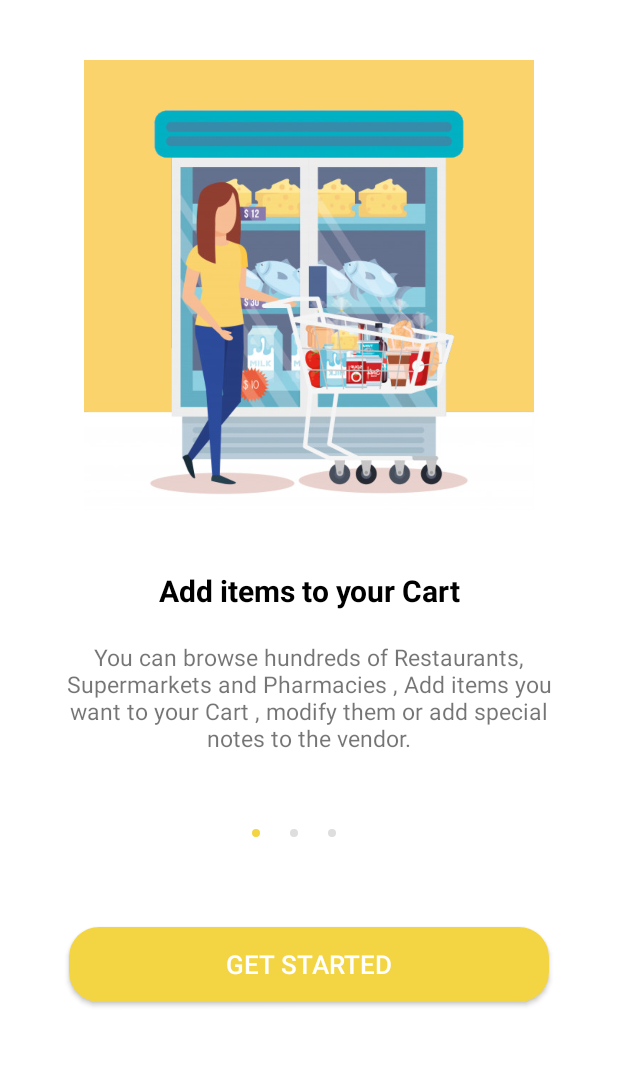
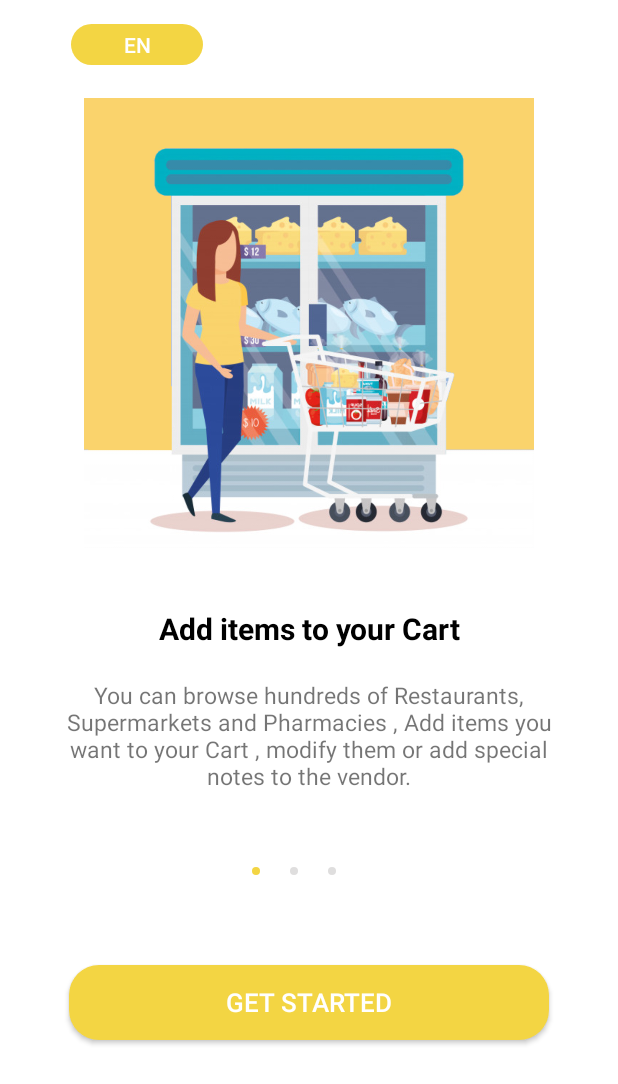
Before and after one commit to ahmed-alllam/Koshkie-Android-App, an Android app: the screen it shows after launch (TutorialActivity), on a phone screen of 412 x 824 dp. Shown: the top 1084 px of the screen. Run offline under Robolectric (Android 15) with nearby library versions, the phone set to English and light mode, and no system bars; Roboto replaces fonts that are not available here.

Commit message:
bug fixes

```diff
--- /dev/null
+++ b/app/src/main/java/com/koshkie/koshkieApp/PreferencesManager.java
@@ -0,0 +1,47 @@
+/*
+ * Copyright (c) 2019. Code Written and tested by Ahmed Emad.
+ */
+
+package com.koshkie.koshkieApp;
+
+import android.app.Activity;
+import android.content.Context;
+import android.content.SharedPreferences;
+import android.content.res.Configuration;
+import android.content.res.Resources;
+
+import java.util.Locale;
+
+public class PreferencesManager {
+
+    public static final String ARABIC_LANGUAGE = "ar";
+    public static final String ENGLISH_LANGUAGE = "en";
+    public static final String LANGUAGE_PREFERENCE = "Language";
+    public static final String FIRST_LAUNCH_PREFERENCE = "is first launch";
+
+
+    public static String getPreference(Context context, String preference, String default_value) {
+        SharedPreferences prefs = context.getSharedPreferences("CommonPrefs", Activity.MODE_PRIVATE);
+        return prefs.getString(preference, default_value);
+    }
+
+    public static void changeLocale(Activity context, String lang) {
+        Locale myLocale = new Locale(lang);
+        Locale.setDefault(myLocale);
+        Configuration config = new Configuration();
+        config.setLocale(myLocale);
+        context.getBaseContext().getResources().updateConfiguration(config, context.getBaseContext().getResources().getDisplayMetrics());
+        setPreference(context, LANGUAGE_PREFERENCE, lang);
+    }
+
+    public static void setPreference(Context context, String preference, String value) {
+        SharedPreferences prefs = context.getSharedPreferences("CommonPrefs", Activity.MODE_PRIVATE);
+        SharedPreferences.Editor editor = prefs.edit();
+        editor.putString(preference, value);
+        editor.apply();
+    }
+
+    public static String getDefaultLocale() {
+        return Resources.getSystem().getConfiguration().locale.getLanguage();
+    }
+}
--- a/app/src/main/java/com/koshkie/koshkieApp/ui/Activities/BaseActivity.java
+++ b/app/src/main/java/com/koshkie/koshkieApp/ui/Activities/BaseActivity.java
@@ -4,28 +4,19 @@
 
 package com.koshkie.koshkieApp.ui.Activities;
 
-
-import android.app.Activity;
-import android.content.SharedPreferences;
 import android.os.Bundle;
 
 import androidx.appcompat.app.AppCompatActivity;
 
-import java.util.Locale;
+import com.koshkie.koshkieApp.PreferencesManager;
 
 abstract class BaseActivity extends AppCompatActivity {
     @Override
     protected void onCreate(Bundle savedInstanceState) {
         super.onCreate(savedInstanceState);
-        String langPref = "Language";
-        SharedPreferences prefs = getSharedPreferences("CommonPrefs", Activity.MODE_PRIVATE);
-        String language = prefs.getString(langPref, "");
+        String language = PreferencesManager.getPreference(this, PreferencesManager.LANGUAGE_PREFERENCE, "");
         if (!"".equals(language)) {
-            Locale myLocale = new Locale(language);
-            Locale.setDefault(myLocale);
-            android.content.res.Configuration config = new android.content.res.Configuration();
-            config.setLocale(myLocale);
-            getBaseContext().getResources().updateConfiguration(config, getBaseContext().getResources().getDisplayMetrics());
+            PreferencesManager.changeLocale(this, language);
         }
     }
 }
--- a/app/src/main/java/com/koshkie/koshkieApp/ui/Activities/SplashActivity.java
+++ b/app/src/main/java/com/koshkie/koshkieApp/ui/Activities/SplashActivity.java
@@ -4,9 +4,7 @@
 
 package com.koshkie.koshkieApp.ui.Activities;
 
-import android.app.Activity;
 import android.content.Intent;
-import android.content.SharedPreferences;
 import android.os.Bundle;
 import android.os.Handler;
 
@@ -31,12 +29,12 @@ public class SplashActivity extends AppCompatActivity {
     }
 
     private Class getNextActivity() {
-        String isFirst_launch = "is first launch";
-        SharedPreferences prefs = getSharedPreferences("CommonPrefs", Activity.MODE_PRIVATE);
-        String isFirst = prefs.getString(isFirst_launch, "true");
-        if ("true".equals(isFirst)) {
-            return TutorialActivity.class;
-        }
-        return MainActivity.class;
+//        String isFirst = PreferencesManager.getPreference(this, PreferencesManager.FIRST_LAUNCH_PREFERENCE, "true");
+//        if ("true".equals(isFirst)) {
+//            return TutorialActivity.class;
+//        }
+//        return MainActivity.class;
+
+        return TutorialActivity.class;
     }
 }
--- a/app/src/main/java/com/koshkie/koshkieApp/ui/Activities/TutorialActivity.java
+++ b/app/src/main/java/com/koshkie/koshkieApp/ui/Activities/TutorialActivity.java
@@ -4,9 +4,7 @@
 
 package com.koshkie.koshkieApp.ui.Activities;
 
-import android.app.Activity;
 import android.content.Intent;
-import android.content.SharedPreferences;
 import android.os.Bundle;
 import android.view.View;
 import android.view.ViewGroup;
@@ -16,6 +14,7 @@ import androidx.viewpager2.widget.ViewPager2;
 
 import com.google.android.material.tabs.TabLayout;
 import com.google.android.material.tabs.TabLayoutMediator;
+import com.koshkie.koshkieApp.PreferencesManager;
 import com.koshkie.koshkieApp.R;
 import com.koshkie.koshkieApp.ViewPagerAdapter;
 import com.koshkie.koshkieApp.ui.Fragments.TutorialFragment1;
@@ -24,7 +23,6 @@ import com.koshkie.koshkieApp.ui.Fragments.TutorialFragment3;
 
 import java.util.ArrayList;
 
-
 public class TutorialActivity extends BaseActivity {
 
     @Override
@@ -32,11 +30,8 @@ public class TutorialActivity extends BaseActivity {
         super.onCreate(savedInstanceState);
         setContentView(R.layout.activity_tutorial);
 
-        String isFirst_launch = "is first launch";
-        SharedPreferences prefs = getSharedPreferences("CommonPrefs", Activity.MODE_PRIVATE);
-        SharedPreferences.Editor editor = prefs.edit();
-        editor.putString(isFirst_launch, "false");
-        editor.apply();
+
+        PreferencesManager.setPreference(this, PreferencesManager.FIRST_LAUNCH_PREFERENCE, "false");
 
         ViewPager2 viewPager = findViewById(R.id.tutorials);
 
@@ -65,14 +60,17 @@ public class TutorialActivity extends BaseActivity {
             p.setMargins(0, 0, 30, 0);
             tab.requestLayout();
         }
-
-
     }
 
-    public void next(View view) {
+    public void launch_main(View view) {
         view.setClickable(false);
         Intent intent = new Intent(this, MainActivity.class);
         startActivity(intent);
         finish();
     }
+
+    public void show_popup(View view) {
+        PreferencesManager.changeLocale(this, "ar");
+        startActivity(new Intent(this, this.getClass()));
+    }
 }
--- a/app/src/main/res/layout/activity_tutorial.xml
+++ b/app/src/main/res/layout/activity_tutorial.xml
@@ -11,16 +11,30 @@
     android:fitsSystemWindows="true"
     tools:context=".ui.Activities.TutorialActivity">
 
+    <Button
+        android:id="@+id/language"
+        style="?android:attr/borderlessButtonStyle"
+        android:layout_width="wrap_content"
+        android:layout_height="27dp"
+        android:layout_marginStart="47dp"
+        android:layout_marginBottom="22dp"
+        android:background="@drawable/get_started"
+        android:onClick="show_popup"
+        android:text="@string/lang"
+        android:textColor="@android:color/white"
+        app:layout_constraintBottom_toTopOf="@+id/tutorials"
+        app:layout_constraintStart_toStartOf="@+id/tutorials" />
+
+
     <androidx.viewpager2.widget.ViewPager2
         android:id="@+id/tutorials"
         android:layout_width="wrap_content"
         android:layout_height="wrap_content"
-        android:layout_marginBottom="180dp"
+        android:layout_marginTop="65dp"
         android:paddingStart="40dp"
-        android:layout_marginTop="40dp"
+        android:paddingEnd="40dp"
         app:layout_constraintEnd_toEndOf="parent"
         app:layout_constraintStart_toStartOf="parent"
-        android:paddingEnd="40dp"
         app:layout_constraintTop_toTopOf="parent" />
 
 
@@ -38,14 +52,13 @@
         app:tabIndicatorHeight="0dp"
         app:tabMaxWidth="5dp" />
 
-
     <Button
         android:id="@+id/next_button"
         android:layout_width="320dp"
         android:layout_height="50dp"
         android:layout_marginTop="60dp"
         android:background="@drawable/get_started"
-        android:onClick="next"
+        android:onClick="launch_main"
         android:text="@string/get_started"
         android:textColor="@android:color/white"
         android:textSize="17sp"
--- a/app/src/main/res/layout/fragment_tutorial_fragment1.xml
+++ b/app/src/main/res/layout/fragment_tutorial_fragment1.xml
@@ -6,7 +6,7 @@
     xmlns:tools="http://schemas.android.com/tools"
     xmlns:app="http://schemas.android.com/apk/res-auto"
     android:layout_width="match_parent"
-    android:layout_height="wrap_content"
+    android:layout_height="match_parent"
     tools:context=".ui.Fragments.TutorialFragment1">
 
     <ImageView
--- a/app/src/main/res/layout/fragment_tutorial_fragment2.xml
+++ b/app/src/main/res/layout/fragment_tutorial_fragment2.xml
@@ -6,7 +6,7 @@
     xmlns:tools="http://schemas.android.com/tools"
     xmlns:app="http://schemas.android.com/apk/res-auto"
     android:layout_width="match_parent"
-    android:layout_height="wrap_content"
+    android:layout_height="match_parent"
     tools:context=".ui.Fragments.TutorialFragment2">
 
     <ImageView
--- a/app/src/main/res/layout/fragment_tutorial_fragment3.xml
+++ b/app/src/main/res/layout/fragment_tutorial_fragment3.xml
@@ -6,7 +6,7 @@
     xmlns:tools="http://schemas.android.com/tools"
     xmlns:app="http://schemas.android.com/apk/res-auto"
     android:layout_width="match_parent"
-    android:layout_height="wrap_content"
+    android:layout_height="match_parent"
     tools:context=".ui.Fragments.TutorialFragment3">
 
     <ImageView
--- a/app/src/main/res/values/strings.xml
+++ b/app/src/main/res/values/strings.xml
@@ -28,4 +28,5 @@
     <string name="tutorial2_des">Your order will be delivered to your location in minutes , you can track the order , send special notes to the driver and report if there are any problems.</string>
     <string name="tutorial3_title">Enjoy!</string>
     <string name="tutorial3_des">You can leave a review to us and collect coupons to use with your next order.</string>
+    <string name="lang">en</string>
 </resources>
```
Also changed, not shown: 1 other file.
